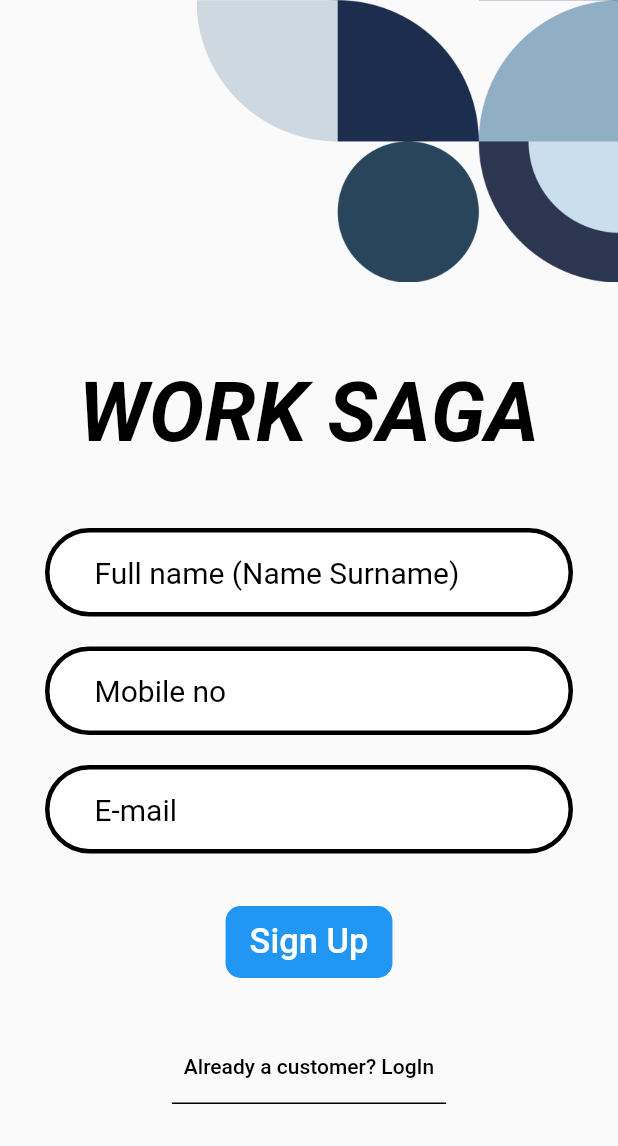
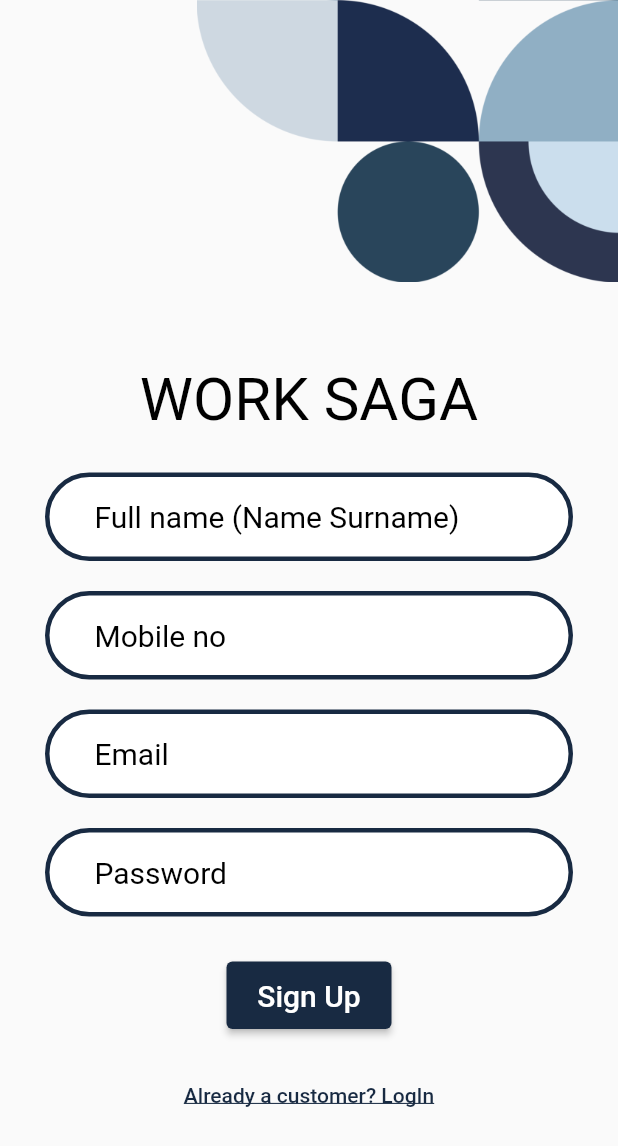
Before and after one commit to AxillDcunha/WorkSaga, a Flutter app: the screen it shows after launch, after a tap on "New to Work Saga? SignUp", on a phone screen of 412 x 824 dp. Shown: the top 1146 px of the screen. Run offline on Flutter 3.47's test engine with Material 2 defaults, Android fonts, the phone set to English and light mode, and no system bars; our stand-ins replace cached_network_image; Roboto replaces fonts that are missing (NanumMyeongjo).

Commit message:
signup page user route, redesign of signup and login page

```diff
--- a/lib/main.dart
+++ b/lib/main.dart
@@ -1,6 +1,6 @@
 import 'package:flutter/material.dart';
-import 'screens/LoginPage.dart';
-import 'screens/splash.dart';
+import 'screens/startup_screen/LoginPage.dart';
+import 'screens/startup_screen/splash.dart';
 
 void main() {
   runApp(MyApp());
--- /dev/null
+++ b/lib/models/signupmodel.dart
@@ -0,0 +1,41 @@
+import 'dart:convert';
+
+SignupModel signupModelFromJson(String str) => SignupModel.fromJson(json.decode(str));
+
+String signupModelToJson(SignupModel data) => json.encode(data.toJson());
+
+class SignupModel {
+    SignupModel({
+        required this.name,
+        required this.phoneno,
+        required this.email,
+        required this.password,
+        required this.id,
+        required this.createdAt,
+    });
+
+    String name;
+    String phoneno;
+    String email;
+    String password;
+    String id;
+    DateTime createdAt;
+
+    factory SignupModel.fromJson(Map<String, dynamic> json) => SignupModel(
+        name: json["name"],
+        phoneno: json["phoneno"],
+        email: json["email"],
+        password: json["password"],
+        id: json["id"],
+        createdAt: DateTime.parse(json["createdAt"]),
+    );
+
+    Map<String, dynamic> toJson() => {
+        "name": name,
+        "phoneno": phoneno,
+        "email": email,
+        "password": password,
+        "id": id,
+        "createdAt": createdAt.toIso8601String(),
+    };
+}
--- a/lib/screens/LoginPage.dart
+++ /dev/null
@@ -1,120 +0,0 @@
-import 'dart:typed_data';
-
-import 'package:flutter/cupertino.dart';
-import 'package:flutter/foundation.dart';
-import 'package:flutter/material.dart';
-import 'signuppage.dart';
-
-
-class LoginPage extends StatelessWidget {
-  @override
-  Widget build(BuildContext context) {
-    return Scaffold(
-      body: SingleChildScrollView(
-        child: Column(
-          children: [
-            Row(
-              mainAxisAlignment: MainAxisAlignment.end,
-              children: [
-                Container(
-                  decoration: BoxDecoration(
-                      image: DecorationImage(
-                          image: AssetImage(
-                    'assets/images/login.png',
-                  ))),
-                  width: 278,
-                  height: 275,
-                ),
-              ],
-            ),
-            SizedBox(
-              height: 70,
-            ),
-            Center(
-              child: Container(
-                child: Text(
-                  "WORK SAGA",
-                  style: TextStyle(
-                    fontFamily: 'NanumMyeongjo',
-                    color: Colors.black,
-                    fontSize: 50,
-                  ),
-                ),
-              ),
-            ),
-            SizedBox(
-              height: 45,
-            ),
-            Padding(
-              padding: const EdgeInsets.symmetric(horizontal: 40),
-              child: Container(
-                padding: const EdgeInsets.symmetric(horizontal: 40),
-                decoration: BoxDecoration(
-                    color: Colors.white,
-                    borderRadius: BorderRadius.circular(40),
-                    border: Border.all(color: Colors.black, width: 3)),
-                child: TextField(
-                  decoration: InputDecoration(
-                    contentPadding: const EdgeInsets.symmetric(vertical: 15),
-                    border: InputBorder.none,
-                    hintText: 'Phone no.',
-                    hintStyle: TextStyle(
-                      fontSize: 20,
-                      color: Colors.black,
-                    ),
-                  ),
-                  style: TextStyle(
-                    fontSize: 20,
-                  ),
-                  keyboardType: TextInputType.phone,
-                  textInputAction: TextInputAction.done,
-                ),
-              ),
-            ),
-            SizedBox(
-              height: 35,
-            ),
-            Container(
-              decoration: BoxDecoration(
-                color: Colors.blue,
-                borderRadius: BorderRadius.circular(10),
-              ),
-              child: FlatButton(
-                onPressed: () {},
-                child: Text(
-                  'Log In',
-                  style: TextStyle(
-                    fontSize: 23,
-                    color: Colors.white,
-                  ),
-                ),
-              ),
-            ),
-            SizedBox(
-              height: 75,
-            ),
-            Container(
-                decoration: BoxDecoration(
-                  border: Border(
-                    bottom: BorderSide(color: Colors.black, width: 1),
-                  ),
-                ),
-                child: TextButton(
-                  style: ButtonStyle(
-
-                  ),
-                  child: Text(
-                    'New to Work Saga? SignUp',
-                    style: TextStyle(color: Colors.black),
-                  ),
-                  onPressed: () => {
-                    Navigator.push(context,
-                        MaterialPageRoute(builder: (context) => SignUp()))
-                  },
-                ))
-          ],
-        ),
-      ),
-    );
-  }
-}
--- a/lib/screens/splashPage.dart
+++ /dev/null
@@ -1,43 +0,0 @@
-import 'package:flutter/material.dart';
-import 'package:flutter/rendering.dart';
-import 'package:cached_network_image/cached_network_image.dart';
-
-
-class SplashPage extends StatelessWidget {
-  const SplashPage({Key? key}) : super(key: key);
-
-  @override
-  Widget build(BuildContext context) {
-    Size size = MediaQuery.of(context).size;
-    return Container(
-      height: size.height,
-      width: double.infinity,
-      child: Stack(
-        alignment: Alignment.center,
-        children: <Widget>[
-          Positioned(
-            top: 0,
-            left: 0,
-            child: CachedNetworkImage(
-                imageUrl: 'assets/images/splash1.png',
-                width: size.width * 0.7,
-              ),
-          ),
-          Positioned(
-              child: Text(
-            'Work Saga',
-            style: TextStyle(fontSize: 50, fontFamily: 'NanumMyeongjo'),
-          )),
-          Positioned(
-              bottom: 0,
-              right: 0,
-              child: CachedNetworkImage(
-                imageUrl: 'assets/images/splash2.png',
-                width: size.width * 0.7,
-              )
-              )
-        ],
-      ),
-    );
-  }
-}
--- /dev/null
+++ b/lib/screens/startup_screen/LoginPage.dart
@@ -0,0 +1,150 @@
+import 'dart:typed_data';
+import 'package:cached_network_image/cached_network_image.dart';
+import 'package:flutter/cupertino.dart';
+import 'package:flutter/foundation.dart';
+import 'package:flutter/material.dart';
+import 'signuppage.dart';
+
+class LoginPage extends StatefulWidget {
+  @override
+  State<LoginPage> createState() => _LoginPageState();
+}
+
+class _LoginPageState extends State<LoginPage> {
+  @override
+  Widget build(BuildContext context) {
+    return Scaffold(
+      body: SingleChildScrollView(
+        child: Column(
+          children: [
+            Row(
+              mainAxisAlignment: MainAxisAlignment.end,
+              children: [
+                Container(
+                  decoration: BoxDecoration(
+                      image: DecorationImage(
+                          image: AssetImage(
+                    'assets/images/login.png',
+                  ))),
+                  width: 278,
+                  height: 275,
+                ),
+              ],
+            ),
+            SizedBox(
+              height: 70,
+            ),
+            Center(
+              child: Container(
+                child: Text(
+                  "WORK SAGA",
+                  style: TextStyle(
+                    fontFamily: 'NanumMyeongjo',
+                    color: Colors.black,
+                    fontSize: 40,
+                  ),
+                ),
+              ),
+            ),
+            SizedBox(
+              height: 15,
+            ),
+            Padding(
+              padding: const EdgeInsets.symmetric(horizontal: 40),
+              child: Container(
+                margin: EdgeInsets.symmetric(vertical: 20),
+                padding: const EdgeInsets.symmetric(horizontal: 40),
+                decoration: BoxDecoration(
+                    color: Colors.white,
+                    borderRadius: BorderRadius.circular(40),
+                    border: Border.all(color: Color(0xff182a42), width: 3)),
+                child: TextField(
+                  decoration: InputDecoration(
+                    contentPadding: const EdgeInsets.symmetric(vertical: 15),
+                    border: InputBorder.none,
+                    hintText: 'Phone no. / Email',
+                    hintStyle: TextStyle(
+                      fontFamily: 'NanumMyeongjo',
+                      fontSize: 20,
+                      color: Color(0xc925212c),
+                    ),
+                  ),
+                  style: TextStyle(
+                    fontSize: 20,
+                  ),
+                  keyboardType: TextInputType.text,
+                  textInputAction: TextInputAction.done,
+                ),
+              ),
+            ),
+            Padding(
+              padding: const EdgeInsets.symmetric(horizontal: 40),
+              child: Container(
+                padding: const EdgeInsets.symmetric(horizontal: 40),
+                decoration: BoxDecoration(
+                    color: Colors.white,
+                    borderRadius: BorderRadius.circular(40),
+                    border: Border.all(color: Color(0xff182a42), width: 3)),
+                child: TextField(
+                  decoration: InputDecoration(
+                    contentPadding: const EdgeInsets.symmetric(vertical: 15),
+                    border: InputBorder.none,
+                    hintText: 'Password',
+                    hintStyle: TextStyle(
+                      fontFamily: 'NanumMyeongjo',
+                      fontSize: 20,
+                      color: Color(0xc925212c),
+                    ),
+                  ),
+                  style: TextStyle(
+                    fontSize: 20,
+                  ),
+                  keyboardType: TextInputType.visiblePassword,
+                  textInputAction: TextInputAction.done,
+                ),
+              ),
+            ),
+            SizedBox(
+              height: 35,
+            ),
+            Container(
+                width: 100,
+                height: 45,
+                decoration: BoxDecoration(
+                  borderRadius: BorderRadius.circular(10),
+                ),
+                child: ElevatedButton(
+                  style: ElevatedButton.styleFrom(
+                      primary: Color(0xff182a42),
+                      onPrimary: Color.fromARGB(255, 255, 255, 255)),
+                  onPressed: () {},
+                  child: Text(
+                    'Log In',
+                    style: TextStyle(fontSize: 20, fontFamily: 'NanumMyeongjo'),
+                  ),
+                )),
+            SizedBox(
+              height: 45,
+            ),
+            Container(
+                child: TextButton(
+              child: Text(
+                'New to Work Saga? SignUp',
+                style: TextStyle(
+                  color: Color(0xff182a42),
+                  fontFamily: 'NanumMyeongjo',
+                  decoration: TextDecoration.underline,
+
+                ),
+              ),
+              onPressed: () => {
+                Navigator.push(
+                    context, MaterialPageRoute(builder: (context) => SignUp()))
+              },
+            ))
+          ],
+        ),
+      ),
+    );
+  }
+}
--- a/lib/screens/signuppage.dart
+++ b/lib/screens/startup_screen/signuppage.dart
@@ -1,13 +1,25 @@
 // ignore_for_file: deprecated_member_use
 
 import 'dart:typed_data';
-
 import 'package:flutter/cupertino.dart';
 import 'package:flutter/foundation.dart';
 import 'package:flutter/material.dart';
+import '../../models/signupmodel.dart';
 import 'LoginPage.dart';
 
-class SignUp extends StatelessWidget {
+
+
+class SignUp extends StatefulWidget {
+  @override
+  State<SignUp> createState() => _SignUpState();
+}
+
+Future<SignupModel> createUser(String Email, String) async{
+
+}
+
+
+class _SignUpState extends State<SignUp> {
   @override
   Widget build(BuildContext context) {
     return Scaffold(
@@ -34,15 +46,15 @@ class SignUp extends StatelessWidget {
                 child: Text(
                   "WORK SAGA",
                   style: TextStyle(
-                      fontWeight: FontWeight.bold,
+                    fontFamily: 'NanumMyeongjo',
                     color: Colors.black,
-                      fontSize: 55,
-                      fontStyle: FontStyle.italic),
+                    fontSize: 40,
+                  ),
                 ),
               ),
             ),
             SizedBox(
-              height: 45,
+              height: 25,
             ),
             Padding(
               padding: const EdgeInsets.symmetric(horizontal: 30),
@@ -51,7 +63,7 @@ class SignUp extends StatelessWidget {
                 decoration: BoxDecoration(
                     color: Colors.white,
                     borderRadius: BorderRadius.circular(40),
-                    border: Border.all(color: Colors.black, width: 3)),
+                    border: Border.all(color: Color(0xff182a42), width: 3)),
                 child: TextField(
                   decoration: InputDecoration(
                     contentPadding: const EdgeInsets.symmetric(vertical: 15),
@@ -80,7 +92,7 @@ class SignUp extends StatelessWidget {
                 decoration: BoxDecoration(
                     color: Colors.white,
                     borderRadius: BorderRadius.circular(40),
-                    border: Border.all(color: Colors.black, width: 3)),
+                    border: Border.all(color: Color(0xff182a42), width: 3)),
                 child: TextField(
                   decoration: InputDecoration(
                     contentPadding: const EdgeInsets.symmetric(vertical: 15),
@@ -109,12 +121,12 @@ class SignUp extends StatelessWidget {
                 decoration: BoxDecoration(
                     color: Colors.white,
                     borderRadius: BorderRadius.circular(40),
-                    border: Border.all(color: Colors.black, width: 3)),
+                    border: Border.all(color: Color(0xff182a42), width: 3)),
                 child: TextField(
                   decoration: InputDecoration(
                     contentPadding: const EdgeInsets.symmetric(vertical: 15),
                     border: InputBorder.none,
-                    hintText: 'E-mail',
+                    hintText: 'Email',
                     hintStyle: TextStyle(
                       fontSize: 20,
                       color: Colors.black,
@@ -124,46 +136,76 @@ class SignUp extends StatelessWidget {
                     fontSize: 20,
                   ),
                   keyboardType: TextInputType.emailAddress,
+                  textInputAction: TextInputAction.next,
+                ),
+              ),
+            ),
+            SizedBox(
+              height: 20,
+            ),
+            Padding(
+              padding: const EdgeInsets.symmetric(horizontal: 30),
+              child: Container(
+                padding: const EdgeInsets.symmetric(horizontal: 30),
+                decoration: BoxDecoration(
+                    color: Colors.white,
+                    borderRadius: BorderRadius.circular(40),
+                    border: Border.all(color: Color(0xff182a42), width: 3)),
+                child: TextField(
+                  decoration: InputDecoration(
+                    contentPadding: const EdgeInsets.symmetric(vertical: 15),
+                    border: InputBorder.none,
+                    hintText: 'Password',
+                    hintStyle: TextStyle(
+                      fontSize: 20,
+                      color: Colors.black,
+                    ),
+                  ),
+                  style: TextStyle(
+                    fontSize: 20,
+                  ),
+                  keyboardType: TextInputType.visiblePassword,
                   textInputAction: TextInputAction.done,
                 ),
               ),
             ),
             SizedBox(
-              height: 35,
+              height: 30,
             ),
             Container(
+                width: 110,
+                height: 45,
                 decoration: BoxDecoration(
-                color: Colors.blue,
                   borderRadius: BorderRadius.circular(10),
                 ),
-              child: FlatButton(
+                child: ElevatedButton(
+                  style: ElevatedButton.styleFrom(
+                      primary: Color(0xff182a42),
+                      onPrimary: Color.fromARGB(255, 255, 255, 255)),
                   onPressed: () {},
                   child: Text(
                     'Sign Up',
+                    style: TextStyle(fontSize: 20, fontFamily: 'NanumMyeongjo'),
+                  ),
+                )),
+            SizedBox(
+              height: 20,
+            ),
+            Container(
+                child: TextButton(
+              child: Text(
+                'Already a customer? LogIn',
                 style: TextStyle(
-                    fontSize: 23,
-                    color: Colors.white,
+                  color: Color(0xff182a42),
+                  fontFamily: 'NanumMyeongjo',
+                  decoration: TextDecoration.underline,
               ),
               ),
-              ),
-            ),
-            SizedBox(
-              height: 35,
-            ),
-            Container(
-              decoration: BoxDecoration(
-                border: Border(
-                  bottom: BorderSide(color: Colors.black, width: 1),
-                ),
-              ),
-              child: TextButton(
-
-                  child: Text('Already a customer? LogIn', style: TextStyle(color: Colors.black),),
               onPressed: () => {
-                    Navigator.push(context, MaterialPageRoute(builder: (context)=>LoginPage()))
+                Navigator.push(context,
+                    MaterialPageRoute(builder: (context) => LoginPage()))
               },
-                )
-            )
+            ))
           ],
         ),
       ),
--- a/lib/screens/splash.dart
+++ b/lib/screens/startup_screen/splash.dart
@@ -1,6 +1,6 @@
 import 'package:flutter/material.dart';
 import 'LoginPage.dart';
-import 'splashPage.dart';
+import './splashPage.dart';
 import 'LoginPage.dart';
 
 class SplashScreen extends StatefulWidget {
--- /dev/null
+++ b/lib/screens/startup_screen/splashPage.dart
@@ -0,0 +1,61 @@
+import 'package:flutter/material.dart';
+import 'package:flutter/rendering.dart';
+import 'package:cached_network_image/cached_network_image.dart';
+
+class SplashPage extends StatelessWidget {
+  const SplashPage({Key? key}) : super(key: key);
+
+  @override
+  Widget build(BuildContext context) {
+    Size size = MediaQuery.of(context).size;
+    return Container(
+      child: Column(
+        mainAxisAlignment: MainAxisAlignment.spaceBetween,
+        children: [
+          Row(
+            mainAxisAlignment: MainAxisAlignment.start,
+            children: [
+              Container(
+                decoration: BoxDecoration(
+                    image: DecorationImage(
+                        image: AssetImage(
+                  'assets/images/splash1.png',
+                ))),
+                width: 278,
+                height: 275,
+              ),
+            ],
+          ),
+          Row(
+            mainAxisAlignment: MainAxisAlignment.center,
+            crossAxisAlignment: CrossAxisAlignment.center,
+            children: [
+              Text(
+                'Work Saga',
+                style: TextStyle(
+                  fontSize: 50,
+                  fontFamily: 'NanumMyeongjo' ,
+                  color: Color(0xff182a42),
+                ),
+              )
+            ],
+          ),
+          Row(
+            mainAxisAlignment: MainAxisAlignment.end,
+            children: [
+              Container(
+                decoration: BoxDecoration(
+                    image: DecorationImage(
+                        image: AssetImage(
+                  'assets/images/splash2.png',
+                ))),
+                width: 278,
+                height: 275,
+              ),
+            ],
+          ),
+        ],
+      ),
+    );
+  }
+}
```
Also changed, not shown: cloud_function/thunder-collection_WorkSaga API.json (added, +163 -0 lines), lib/screens/home_screen/home.dart (added). Lines whose indentation alone changed are shown as unchanged.
